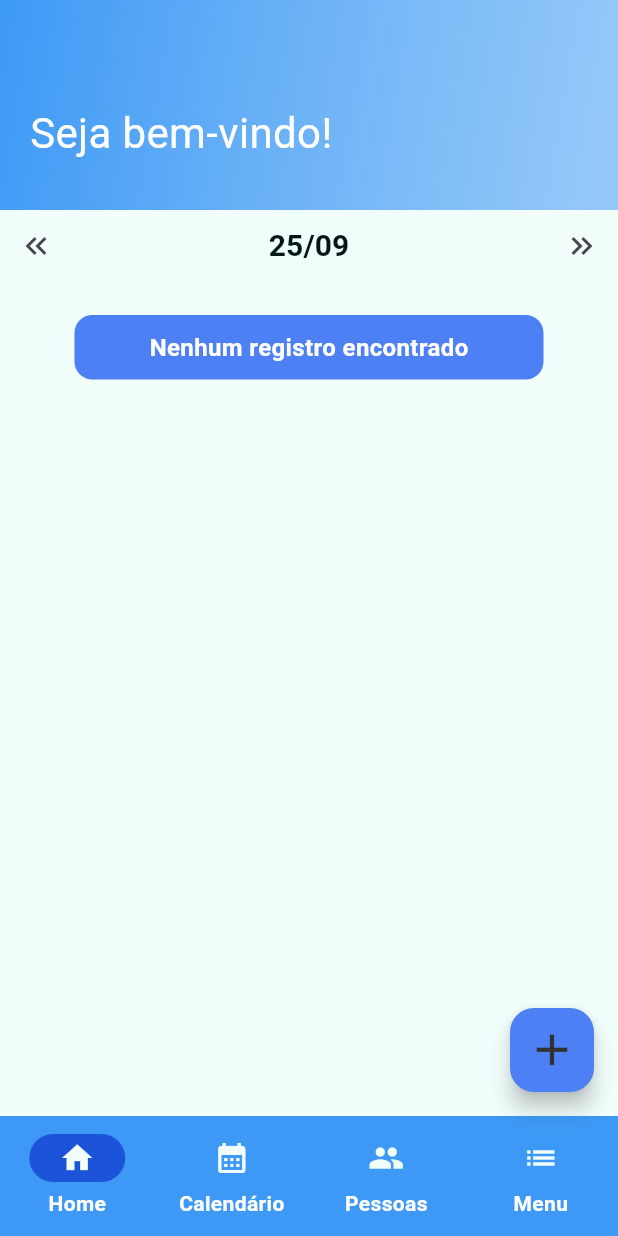
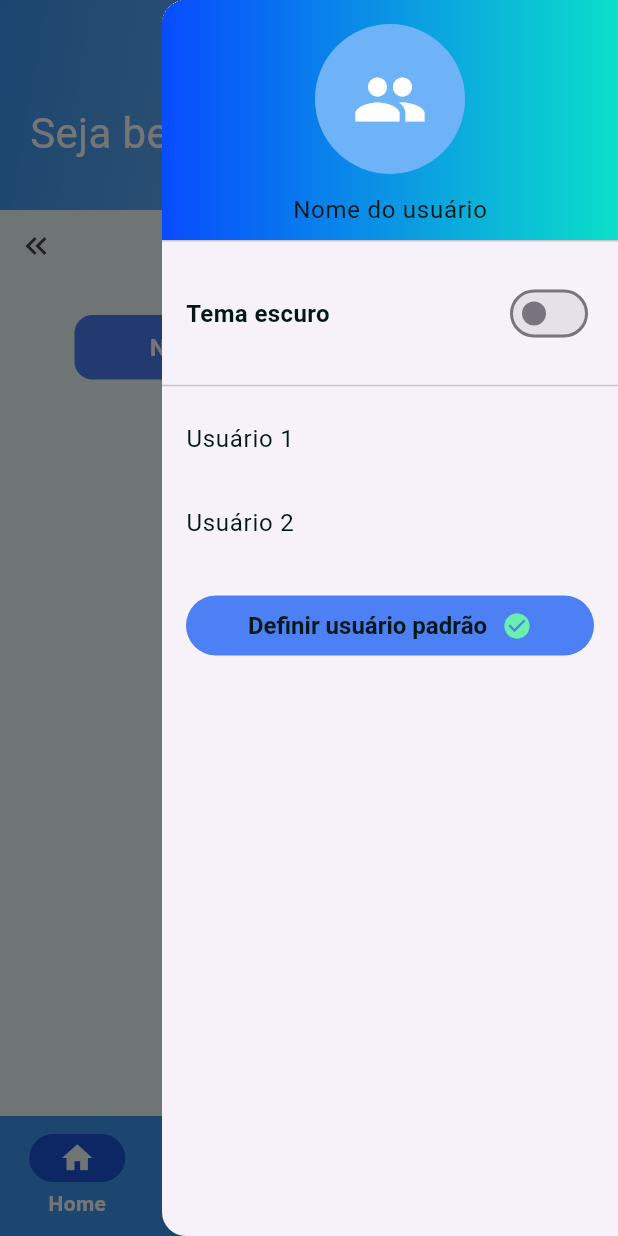
Before and after one commit to daniellucas04/healtime, a Flutter app: the screen it shows after launch, with the side drawer open (before the commit the screen has no drawer), on a phone screen of 412 x 824 dp. Run offline on Flutter 3.47's test engine with Material 3 defaults, Android fonts, the phone set to English and light mode, and no system bars; our stand-ins replace local_auth, sqflite; missing offline and left inert: local_auth_android, local_auth_darwin; accounts and stored records are empty.

Commit message:
feat: added sidebar

```diff
--- /dev/null
+++ b/lib/helpers/theme_switch.dart
@@ -0,0 +1,13 @@
+import 'package:flutter/material.dart';
+
+class ThemeNotifier extends ChangeNotifier {
+  ThemeMode _themeMode = ThemeMode.light;
+
+  ThemeMode get themeMode => _themeMode;
+
+  void toggleTheme() {
+    _themeMode =
+        _themeMode == ThemeMode.light ? ThemeMode.dark : ThemeMode.light;
+    notifyListeners();
+  }
+}
--- /dev/null
+++ b/lib/views/components/sidebar.dart
@@ -0,0 +1,117 @@
+import 'package:app/views/theme/theme.dart';
+import 'package:flutter/material.dart';
+
+class Sidebar extends StatefulWidget {
+  const Sidebar({super.key});
+
+  @override
+  State<Sidebar> createState() => _SidebarState();
+}
+
+class _SidebarState extends State<Sidebar> {
+  bool isSwitched = false;
+
+  @override
+  Drawer build(BuildContext context) {
+    final ThemeData currentTheme = Theme.of(context);
+    return Drawer(
+      child: ListView(
+        padding: EdgeInsets.zero,
+        children: <Widget>[
+          DrawerHeader(
+            decoration: const BoxDecoration(
+              gradient: LinearGradient(
+                colors: [primaryDarkTheme, secondaryDarkTheme],
+                begin: Alignment.centerRight,
+                end: Alignment.centerLeft,
+              ),
+              color: Colors.blue,
+            ),
+            child: Column(
+              mainAxisAlignment: MainAxisAlignment.spaceBetween,
+              children: [
+                CircleAvatar(
+                  minRadius: 20,
+                  maxRadius: 50,
+                  backgroundColor: currentTheme.brightness == Brightness.dark
+                      ? secondaryDarkTheme
+                      : secondaryLightTheme,
+                  child: const Icon(
+                    Icons.people,
+                    size: 50,
+                    color: Colors.white,
+                  ),
+                ),
+                const Text('Nome do usuário'),
+              ],
+            ),
+          ),
+          Padding(
+            padding: const EdgeInsetsGeometry.all(16),
+            child: Center(
+              child: Row(
+                mainAxisAlignment: MainAxisAlignment.spaceBetween,
+                spacing: 10,
+                children: [
+                  const Text(
+                    'Tema escuro',
+                    style: TextStyle(fontSize: 16, fontWeight: FontWeight.w600),
+                  ),
+                  Switch(
+                    onChanged: (value) {
+                      setState(() {
+                        isSwitched = value;
+                      });
+                    },
+                    value: isSwitched,
+                  )
+                ],
+              ),
+            ),
+          ),
+          const Divider(),
+          ListTile(
+            onTap: () {},
+            title: const Text('Usuário 1'),
+          ),
+          ListTile(
+            onTap: () {},
+            title: const Text('Usuário 2'),
+          ),
+          Padding(
+            padding: const EdgeInsets.all(16),
+            child: Center(
+              child: TextButton(
+                style: ButtonStyle(
+                  iconColor: const WidgetStatePropertyAll(Colors.greenAccent),
+                  iconSize: const WidgetStatePropertyAll(20),
+                  backgroundColor: WidgetStatePropertyAll(
+                      currentTheme.brightness == Brightness.dark
+                          ? secondaryDarkTheme
+                          : accentLightTheme),
+                  textStyle: const WidgetStatePropertyAll(
+                    TextStyle(fontSize: 16, fontWeight: FontWeight.w600),
+                  ),
+                ),
+                onPressed: () {},
+                child: const Row(
+                  mainAxisAlignment: MainAxisAlignment.center,
+                  spacing: 10,
+                  children: [
+                    Text('Definir usuário padrão'),
+                    Icon(
+                      Icons.check_circle,
+                    ),
+                  ],
+                ),
+              ),
+            ),
+          ),
+        ],
+      ),
+    );
+  }
+
+  @override
+  Size get preferredSize => const Size.fromHeight(140);
+}
--- a/lib/views/homepage_screen.dart
+++ b/lib/views/homepage_screen.dart
@@ -1,4 +1,3 @@
-import 'package:app/controllers/medication_controller.dart';
 import 'package:app/dao/medication_dao.dart';
 import 'package:app/dao/medicationschedule_dao.dart';
 import 'package:app/database/database_helper.dart';
@@ -8,13 +7,11 @@ import 'package:app/views/components/alert.dart';
 import 'package:app/views/components/header.dart';
 import 'package:app/views/components/date_time_picker.dart';
 import 'package:app/views/components/navigation_bar.dart';
+import 'package:app/views/components/sidebar.dart';
 import 'package:app/views/medicine/edit_medication_view.dart';
 import 'package:app/views/theme/theme.dart';
 import 'package:flutter/material.dart';
 import 'package:intl/intl.dart';
-import 'package:local_auth/local_auth.dart';
-import 'package:local_auth_android/local_auth_android.dart';
-import 'package:local_auth_darwin/local_auth_darwin.dart';
 
 Future<List<Map<String, dynamic>>> getAll(DateTime searchDate) async {
   return MedicationScheduleDao(database: await DatabaseHelper.instance.database)
@@ -35,6 +32,7 @@ class HomePageScreen extends StatefulWidget {
 
 class _HomePageScreenState extends State<HomePageScreen> {
   DateTime searchDate = DateTime.now();
+
   Future<bool> _updateMedicationScheduleStatus(
       String date, String status, int medicationId, int id) async {
     var updatedMedicationSchedule = await MedicationScheduleDao(
@@ -68,8 +66,11 @@ class _HomePageScreenState extends State<HomePageScreen> {
   @override
   Widget build(BuildContext context) {
     return Scaffold(
+      endDrawer: Sidebar(),
       resizeToAvoidBottomInset: false,
-      appBar: Header(title: 'Seja bem-vindo!'),
+      appBar: Header(
+        title: 'Seja bem-vindo!',
+      ),
       body: FutureBuilder<List<Map<String, dynamic>>>(
         future: getAll(searchDate),
         builder: (context, snapshot) {
```
